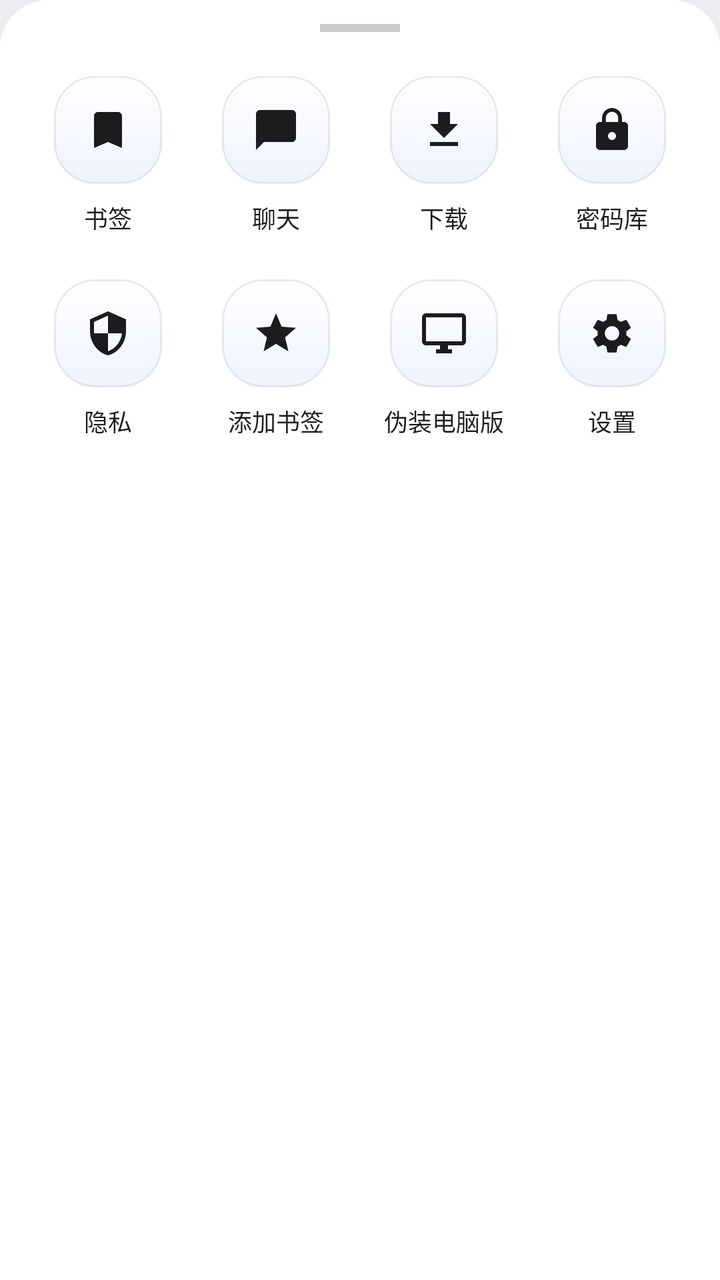
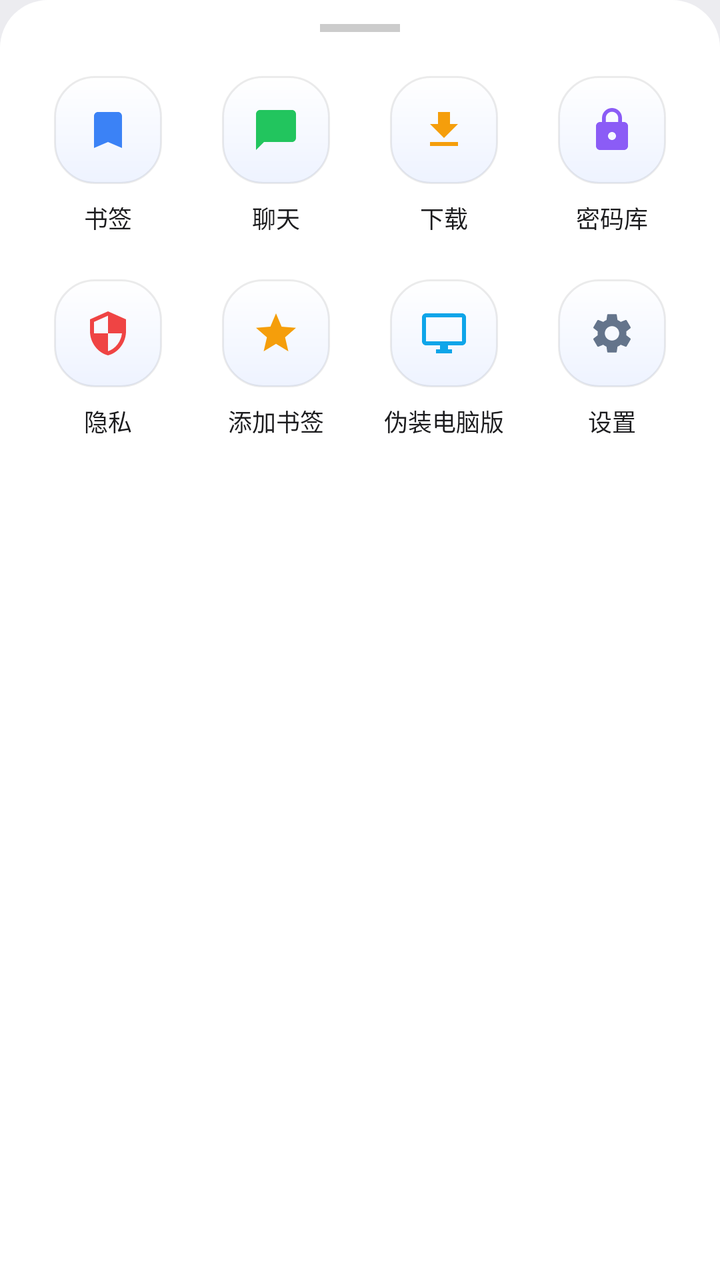

The first picture is an Android layout as it rendered before a commit; the second is the same layout after the commit. The layout source and the unified diff follow.
<!-- AndroidManifest.xml: application theme AppTheme -->
<!-- res/layout/dialog_menu.xml -->
<?xml version="1.0" encoding="utf-8"?>
<LinearLayout xmlns:android="http://schemas.android.com/apk/res/android"
    android:layout_width="match_parent"
    android:layout_height="wrap_content"
    android:orientation="vertical"
    android:background="@drawable/bg_dialog"
    android:paddingStart="12dp"
    android:paddingEnd="12dp"
    android:paddingTop="12dp"
    android:paddingBottom="24dp">

    <View
        android:layout_width="40dp"
        android:layout_height="4dp"
        android:layout_gravity="center_horizontal"
        android:layout_marginBottom="16dp"
        android:background="#33000000" />

    <LinearLayout
        android:layout_width="match_parent"
        android:layout_height="wrap_content"
        android:orientation="horizontal">

        <LinearLayout
            android:id="@+id/menu_bookmark"
            android:layout_width="0dp"
            android:layout_height="wrap_content"
            android:layout_weight="1"
            android:orientation="vertical"
            android:gravity="center"
            android:padding="6dp">

            <ImageView
                android:layout_width="54dp"
                android:layout_height="54dp"
                android:padding="15dp"
                android:src="@drawable/ic_bookmark"
                android:tint="@color/primary"
                android:background="@drawable/bg_home_icon"
                android:contentDescription="@string/bookmarks" />

            <TextView
                android:layout_width="wrap_content"
                android:layout_height="wrap_content"
                android:text="@string/bookmarks"
                android:textColor="@color/text"
                android:textSize="12sp"
                android:layout_marginTop="8dp" />
        </LinearLayout>

        <LinearLayout
            android:id="@+id/menu_chat"
            android:layout_width="0dp"
            android:layout_height="wrap_content"
            android:layout_weight="1"
            android:orientation="vertical"
            android:gravity="center"
            android:padding="6dp">

            <ImageView
                android:layout_width="54dp"
                android:layout_height="54dp"
                android:padding="15dp"
                android:src="@drawable/ic_chat"
                android:tint="@color/primary"
                android:background="@drawable/bg_home_icon"
                android:contentDescription="@string/chat" />

            <TextView
                android:layout_width="wrap_content"
                android:layout_height="wrap_content"
                android:text="@string/chat"
                android:textColor="@color/text"
                android:textSize="12sp"
                android:layout_marginTop="8dp" />
        </LinearLayout>

        <LinearLayout
            android:id="@+id/menu_download"
            android:layout_width="0dp"
            android:layout_height="wrap_content"
            android:layout_weight="1"
            android:orientation="vertical"
            android:gravity="center"
            android:padding="6dp">

            <ImageView
                android:layout_width="54dp"
                android:layout_height="54dp"
                android:padding="15dp"
                android:src="@drawable/ic_download"
                android:tint="@color/primary"
                android:background="@drawable/bg_home_icon"
                android:contentDescription="@string/download" />

            <TextView
                android:layout_width="wrap_content"
                android:layout_height="wrap_content"
                android:text="@string/download"
                android:textColor="@color/text"
                android:textSize="12sp"
                android:layout_marginTop="8dp" />
        </LinearLayout>

        <LinearLayout
            android:id="@+id/menu_password"
            android:layout_width="0dp"
            android:layout_height="wrap_content"
            android:layout_weight="1"
            android:orientation="vertical"
            android:gravity="center"
            android:padding="6dp">

            <ImageView
                android:layout_width="54dp"
                android:layout_height="54dp"
                android:padding="15dp"
                android:src="@drawable/ic_lock"
                android:tint="@color/primary"
                android:background="@drawable/bg_home_icon"
                android:contentDescription="@string/password_vault" />

            <TextView
                android:layout_width="wrap_content"
                android:layout_height="wrap_content"
                android:text="@string/password_vault"
                android:textColor="@color/text"
                android:textSize="12sp"
                android:layout_marginTop="8dp" />
        </LinearLayout>
    </LinearLayout>

    <LinearLayout
        android:layout_width="match_parent"
        android:layout_height="wrap_content"
        android:layout_marginTop="10dp"
        android:orientation="horizontal">

        <LinearLayout
            android:id="@+id/menu_private"
            android:layout_width="0dp"
            android:layout_height="wrap_content"
            android:layout_weight="1"
            android:orientation="vertical"
            android:gravity="center"
            android:padding="6dp">

            <ImageView
                android:layout_width="54dp"
                android:layout_height="54dp"
                android:padding="15dp"
                android:src="@drawable/ic_shield"
                android:tint="@color/primary"
                android:background="@drawable/bg_home_icon"
                android:contentDescription="@string/private_mode" />

            <TextView
                android:layout_width="wrap_content"
                android:layout_height="wrap_content"
                android:text="@string/private_mode"
                android:textColor="@color/text"
                android:textSize="12sp"
                android:layout_marginTop="8dp" />
        </LinearLayout>

        <LinearLayout
            android:id="@+id/menu_addbookmark"
            android:layout_width="0dp"
            android:layout_height="wrap_content"
            android:layout_weight="1"
            android:orientation="vertical"
            android:gravity="center"
            android:padding="6dp">

            <ImageView
                android:layout_width="54dp"
                android:layout_height="54dp"
                android:padding="15dp"
                android:src="@drawable/ic_star"
                android:tint="@color/primary"
                android:background="@drawable/bg_home_icon"
                android:contentDescription="@string/add_bookmark" />

            <TextView
                android:layout_width="wrap_content"
                android:layout_height="wrap_content"
                android:text="@string/add_bookmark"
                android:textColor="@color/text"
                android:textSize="12sp"
                android:layout_marginTop="8dp" />
        </LinearLayout>

        <LinearLayout
            android:id="@+id/menu_desktop"
            android:layout_width="0dp"
            android:layout_height="wrap_content"
            android:layout_weight="1"
            android:orientation="vertical"
            android:gravity="center"
            android:padding="6dp">

            <ImageView
                android:id="@+id/menu_desktop_icon"
                android:layout_width="54dp"
                android:layout_height="54dp"
                android:padding="15dp"
                android:src="@drawable/ic_desktop"
                android:tint="@color/primary"
                android:background="@drawable/bg_home_icon"
                android:contentDescription="@string/desktop_mode" />

            <TextView
                android:id="@+id/menu_desktop_label"
                android:layout_width="wrap_content"
                android:layout_height="wrap_content"
                android:text="@string/desktop_mode"
                android:textColor="@color/text"
                android:textSize="12sp"
                android:layout_marginTop="8dp" />
        </LinearLayout>

        <LinearLayout
            android:id="@+id/menu_settings"
            android:layout_width="0dp"
            android:layout_height="wrap_content"
            android:layout_weight="1"
            android:orientation="vertical"
            android:gravity="center"
            android:padding="6dp">

            <ImageView
                android:layout_width="54dp"
                android:layout_height="54dp"
                android:padding="15dp"
                android:src="@drawable/ic_settings"
                android:tint="@color/primary"
                android:background="@drawable/bg_home_icon"
                android:contentDescription="@string/settings" />

            <TextView
                android:layout_width="wrap_content"
                android:layout_height="wrap_content"
                android:text="@string/settings"
                android:textColor="@color/text"
                android:textSize="12sp"
                android:layout_marginTop="8dp" />
        </LinearLayout>
    </LinearLayout>
</LinearLayout>
<!-- resources referenced by this layout -->
<resources>
  <color name="primary">#1C1C1E</color>
  <color name="text">#1C1C1E</color>
  <!-- drawable bg_dialog (drawable) -->
  <?xml version="1.0" encoding="utf-8"?>
  <shape xmlns:android="http://schemas.android.com/apk/res/android"
      android:shape="rectangle">
      <solid android:color="#FFFFFF" />
      <corners
          android:topLeftRadius="24dp"
          android:topRightRadius="24dp" />
  </shape>
  <!-- drawable bg_home_icon (drawable) -->
  <?xml version="1.0" encoding="utf-8"?>
  <shape xmlns:android="http://schemas.android.com/apk/res/android"
      android:shape="rectangle">
      <gradient
          android:startColor="#FFFFFF"
          android:endColor="#EEF3FF"
          android:angle="270" />
      <corners android:radius="20dp" />
      <stroke
          android:width="1dp"
          android:color="#14000000" />
  </shape>
  <!-- drawable ic_bookmark (drawable) -->
  <vector xmlns:android="http://schemas.android.com/apk/res/android"
      android:width="24dp"
      android:height="24dp"
      android:viewportWidth="24"
      android:viewportHeight="24">
      <path
          android:fillColor="#000000"
          android:pathData="M17,3H7c-1.1,0 -2,0.9 -2,2v16l7,-3 7,3V5c0,-1.1 -0.9,-2 -2,-2z" />
  </vector>
  <!-- drawable ic_chat (drawable) -->
  <vector xmlns:android="http://schemas.android.com/apk/res/android"
      android:width="24dp"
      android:height="24dp"
      android:viewportWidth="24"
      android:viewportHeight="24">
      <path
          android:fillColor="#000000"
          android:pathData="M20,2H4c-1.1,0 -1.99,0.9 -1.99,2L2,22l4,-4h14c1.1,0 2,-0.9 2,-2V4c0,-1.1 -0.9,-2 -2,-2z" />
  </vector>
  <!-- drawable ic_desktop (drawable) -->
  <vector xmlns:android="http://schemas.android.com/apk/res/android"
      android:width="24dp"
      android:height="24dp"
      android:viewportWidth="24"
      android:viewportHeight="24">
      <path
          android:fillColor="#000000"
          android:pathData="M21,2H3c-1.1,0 -2,0.9 -2,2v12c0,1.1 0.9,2 2,2h7v2H8v2h8v-2h-2v-2h7c1.1,0 2,-0.9 2,-2V4c0,-1.1 -0.9,-2 -2,-2zM21,16H3V4h18v12z" />
  </vector>
  <!-- drawable ic_download (drawable) -->
  <vector xmlns:android="http://schemas.android.com/apk/res/android"
      android:width="24dp"
      android:height="24dp"
      android:viewportWidth="24"
      android:viewportHeight="24">
      <path
          android:fillColor="#000000"
          android:pathData="M19,9h-4V3H9v6H5l7,7 7,-7zM5,18v2h14v-2H5z" />
  </vector>
  <!-- drawable ic_shield (drawable) -->
  <vector xmlns:android="http://schemas.android.com/apk/res/android"
      android:width="24dp"
      android:height="24dp"
      android:viewportWidth="24"
      android:viewportHeight="24">
      <path
          android:fillColor="#000000"
          android:pathData="M12,1L3,5v6c0,5.55 3.84,10.74 9,12 5.16,-1.26 9,-6.45 9,-12V5L12,1zM12,11.99h7c-0.53,4.12 -3.28,7.79 -7,8.94V12H5V6.3l7,-3.11v8.8z" />
  </vector>
  <!-- drawable ic_star (drawable) -->
  <vector xmlns:android="http://schemas.android.com/apk/res/android"
      android:width="24dp"
      android:height="24dp"
      android:viewportWidth="24"
      android:viewportHeight="24">
      <path
          android:fillColor="#FF000000"
          android:pathData="M12,17.27L18.18,21l-1.64,-7.03L22,9.24l-7.19,-0.61L12,2 9.19,8.63 2,9.24l5.46,4.73L5.82,21z" />
  </vector>
  <string name="add_bookmark">添加书签</string>
  <string name="bookmarks">书签</string>
  <string name="chat">聊天</string>
  <string name="desktop_mode">伪装电脑版</string>
  <string name="download">下载</string>
  <string name="password_vault">密码库</string>
  <string name="private_mode">隐私</string>
  <string name="settings">设置</string>
  <color name="primary_dark">#000000</color>
  <color name="bg">#ECECF0</color>
  <!-- unchanged entries left out for length: 3 -->
</resources>

<!-- the commit's change to res/layout/dialog_menu.xml (unified diff, before → after) -->
@@ -35,7 +35,7 @@
                 android:layout_height="54dp"
                 android:padding="15dp"
                 android:src="@drawable/ic_bookmark"
-                android:tint="@color/primary"
+                android:tint="#3B82F6"
                 android:background="@drawable/bg_home_icon"
                 android:contentDescription="@string/bookmarks" />
 
@@ -62,7 +62,7 @@
                 android:layout_height="54dp"
                 android:padding="15dp"
                 android:src="@drawable/ic_chat"
-                android:tint="@color/primary"
+                android:tint="#22C55E"
                 android:background="@drawable/bg_home_icon"
                 android:contentDescription="@string/chat" />
 
@@ -89,7 +89,7 @@
                 android:layout_height="54dp"
                 android:padding="15dp"
                 android:src="@drawable/ic_download"
-                android:tint="@color/primary"
+                android:tint="#F59E0B"
                 android:background="@drawable/bg_home_icon"
                 android:contentDescription="@string/download" />
 
@@ -116,7 +116,7 @@
                 android:layout_height="54dp"
                 android:padding="15dp"
                 android:src="@drawable/ic_lock"
-                android:tint="@color/primary"
+                android:tint="#8B5CF6"
                 android:background="@drawable/bg_home_icon"
                 android:contentDescription="@string/password_vault" />
 
@@ -150,7 +150,7 @@
                 android:layout_height="54dp"
                 android:padding="15dp"
                 android:src="@drawable/ic_shield"
-                android:tint="@color/primary"
+                android:tint="#EF4444"
                 android:background="@drawable/bg_home_icon"
                 android:contentDescription="@string/private_mode" />
 
@@ -177,7 +177,7 @@
                 android:layout_height="54dp"
                 android:padding="15dp"
                 android:src="@drawable/ic_star"
-                android:tint="@color/primary"
+                android:tint="#F59E0B"
                 android:background="@drawable/bg_home_icon"
                 android:contentDescription="@string/add_bookmark" />
 
@@ -205,7 +205,7 @@
                 android:layout_height="54dp"
                 android:padding="15dp"
                 android:src="@drawable/ic_desktop"
-                android:tint="@color/primary"
+                android:tint="#0EA5E9"
                 android:background="@drawable/bg_home_icon"
                 android:contentDescription="@string/desktop_mode" />
 
@@ -233,7 +233,7 @@
                 android:layout_height="54dp"
                 android:padding="15dp"
                 android:src="@drawable/ic_settings"
-                android:tint="@color/primary"
+                android:tint="#64748B"
                 android:background="@drawable/bg_home_icon"
                 android:contentDescription="@string/settings" />
 
